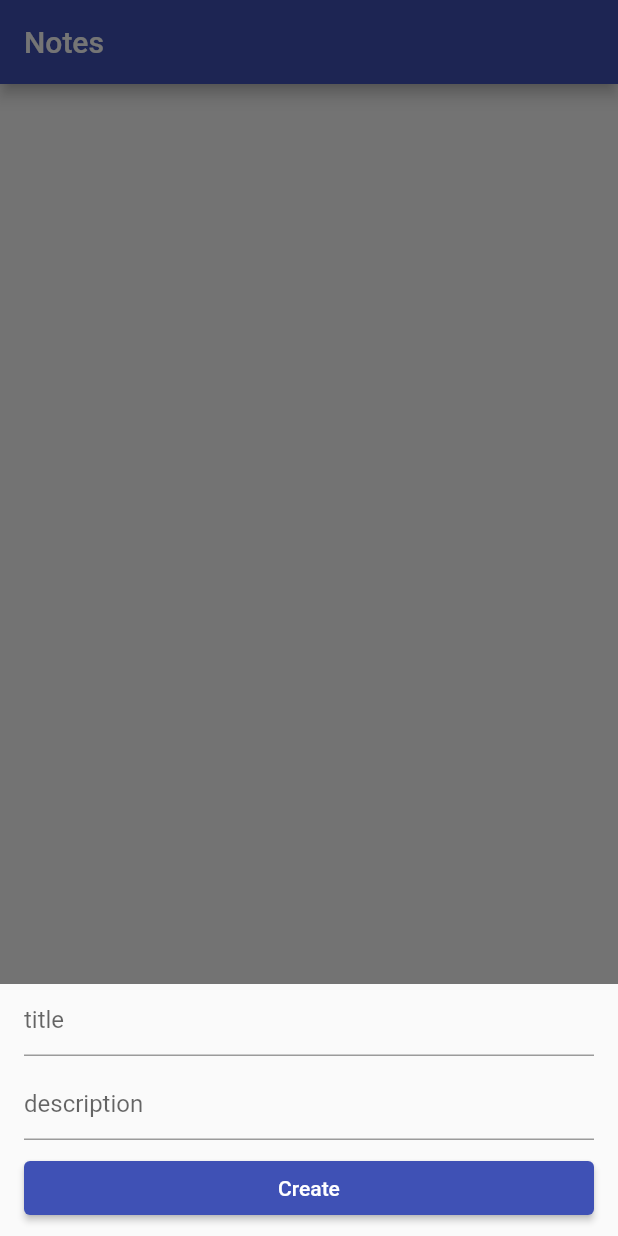
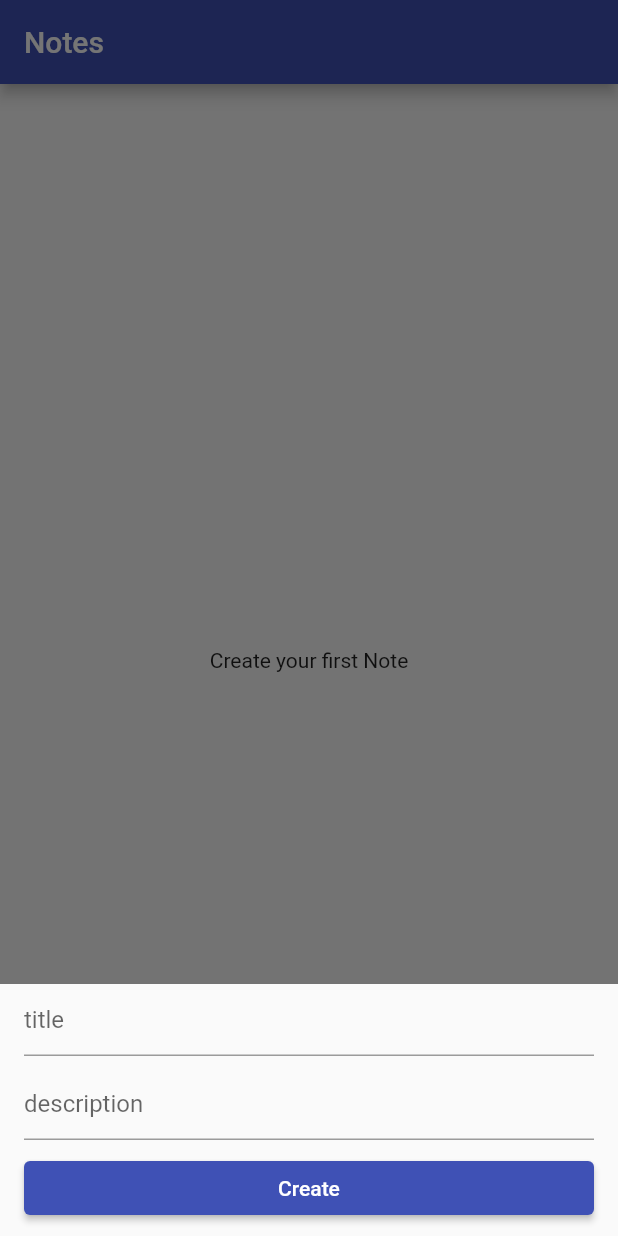
Before and after one commit to tanyachernysheva/notes, a Flutter app: the screen it shows after launch, after a tap on the "add" icon, on a phone screen of 412 x 824 dp. Run offline on Flutter 3.47's test engine with Material 2 defaults, Android fonts, the phone set to English and light mode, and no system bars; our stand-ins replace bloc, cloud_firestore, firebase_core, flutter_bloc; accounts and stored records are empty; generated files the repository leaves out were written again.

Commit message:
Добавлен NoteInitialState и Snackbar при удалении заметки

```diff
--- a/lib/screens/bloc/note_bloc.dart
+++ b/lib/screens/bloc/note_bloc.dart
@@ -12,7 +12,7 @@ part 'note_state.dart';
 class NoteBloc extends Bloc<NoteEvent, NoteState> {
   final Repository _repository;
 
-  NoteBloc(this._repository) : super(const NoteState.loading()) {
+  NoteBloc(this._repository) : super(const NoteState.initial()) {
     on<NoteGetEvent>(_getNotes);
     on<NoteCreateEvent>(_createNote);
     on<NoteUpdateEvent>(_updateNote);
@@ -25,9 +25,13 @@ class NoteBloc extends Bloc<NoteEvent, NoteState> {
     try {
       emit(const NoteState.loading());
 
-      List<Note> notes = await _repository.get();
+      final List<Note> notes = await _repository.get();
 
-      emit(NoteState.data(notes));
+      if (notes.isEmpty) {
+        emit(const NoteState.initial());
+      } else {
+        emit(NoteState.data(notes));
+      }
     } catch (e, stackTrace) {
       emit(NoteState.error(e.toString()));
 
@@ -113,7 +117,11 @@ class NoteBloc extends Bloc<NoteEvent, NoteState> {
 
       await _repository.deleteNote(newList.removeAt(index));
 
-      emit(NoteDataState(newList));
+      if (newList.isEmpty) {
+        emit(const NoteState.initial());
+      } else {
+        emit(NoteDataState(newList));
+      }
     } catch (e, stackTrace) {
       emit(NoteState.error(e.toString()));
 
--- a/lib/screens/bloc/note_state.dart
+++ b/lib/screens/bloc/note_state.dart
@@ -5,6 +5,7 @@ sealed class NoteState {
   const NoteState();
   const factory NoteState.data(List<Note> notes) = NoteDataState;
   const factory NoteState.loading() = NoteLoadingState;
+  const factory NoteState.initial() = NoteInitialState;
   const factory NoteState.error(String message) = NoteErrorState;
 }
 
@@ -18,6 +19,10 @@ final class NoteLoadingState extends NoteState {
   const NoteLoadingState();
 }
 
+final class NoteInitialState extends NoteState {
+  const NoteInitialState();
+}
+
 final class NoteErrorState extends NoteState {
   final String message;
 
--- a/lib/screens/home_screen.dart
+++ b/lib/screens/home_screen.dart
@@ -41,6 +41,9 @@ class _HomeScreenState extends State<HomeScreen> {
         bloc: _bloc,
         builder: (context, state) {
           return switch (state) {
+            NoteInitialState() => const Center(
+                child: Text('Create your first Note'),
+              ),
             NoteLoadingState() => const Center(
                 child: CircularProgressIndicator(),
               ),
@@ -65,12 +68,22 @@ class _HomeScreenState extends State<HomeScreen> {
                       },
                       onSwipe: (direction) {
                         _bloc.add(NoteDeleteEvent(index));
+
+                        ScaffoldMessenger.of(context).showSnackBar(
+                          SnackBar(
+                            backgroundColor: Colors.green,
+                            content: Text(
+                              '${state.notes[index].title} note has been deleted',
+                              textAlign: TextAlign.center,
+                            ),
+                          ),
+                        );
                       },
                     );
                   },
                 )),
-            NoteErrorState() => Center(
-                child: Text(state.message),
+            NoteErrorState() => const Center(
+                child: Text('Something went wrong'),
               ),
           };
         },
```
